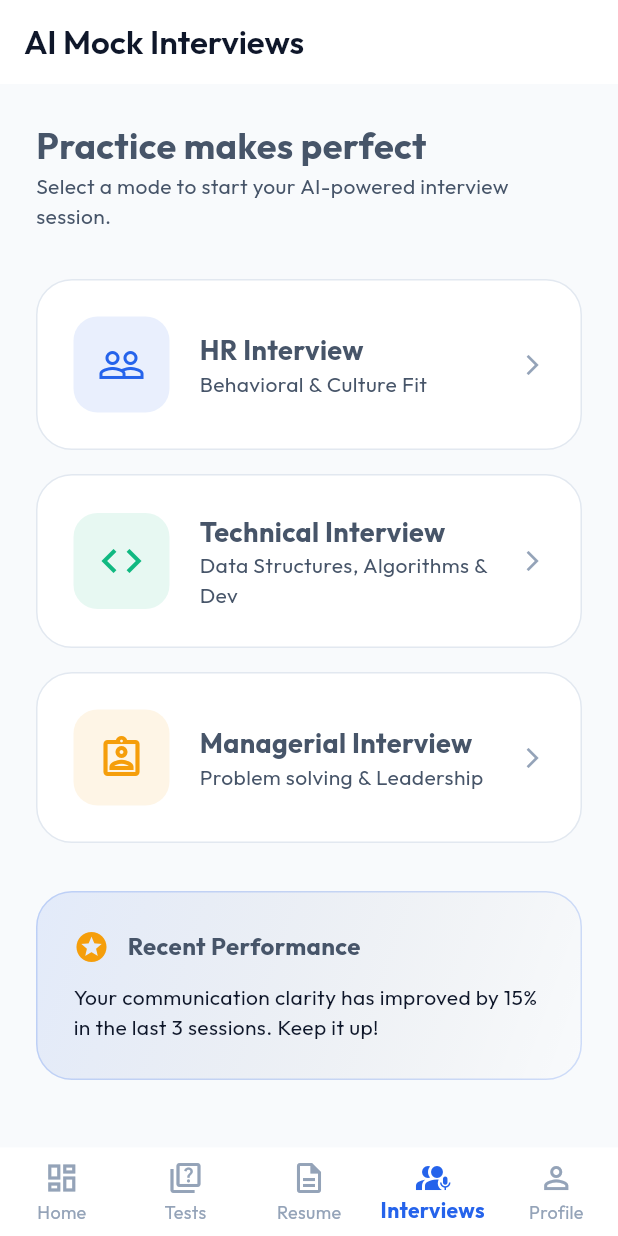
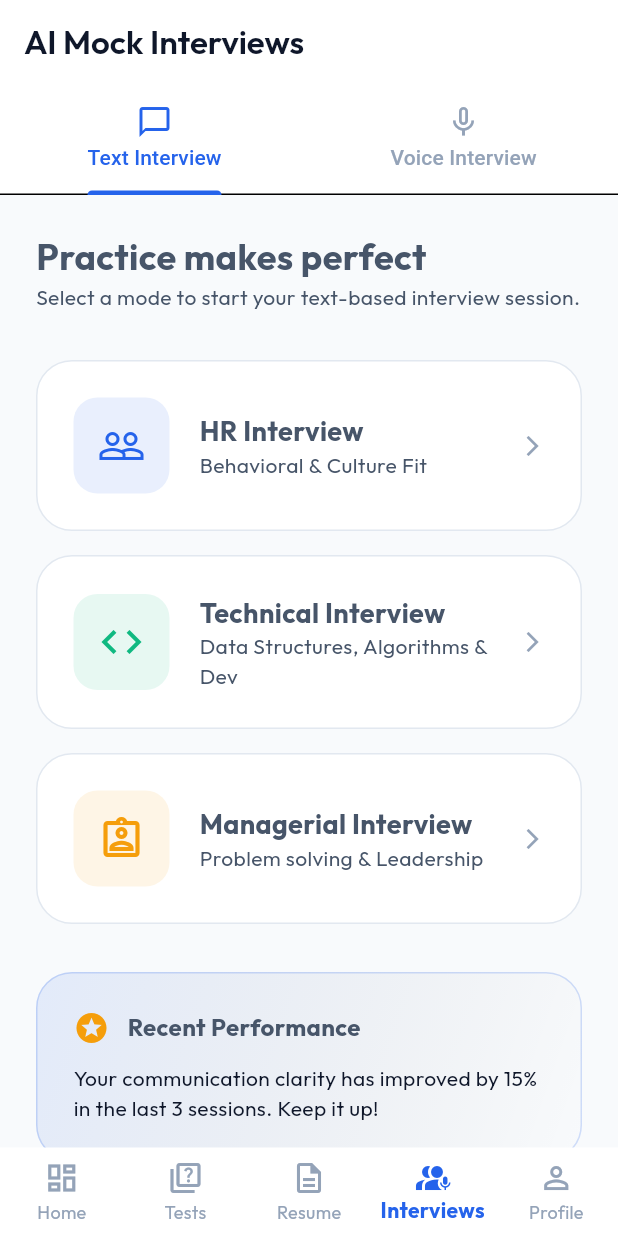
Before and after one commit to LavanyaaCSE/Samyukth-IntelliTech, a Flutter app: the screen it shows once a user with an empty profile is signed in, item 4 of the bottom bar chosen, on a phone screen of 412 x 824 dp. Run offline on Flutter 3.47's test engine with Material 3 defaults, Android fonts, the phone set to English and light mode, and no system bars; drawn by our look-alikes of flutter_animate; our stand-ins replace file_picker, firebase_auth, firebase_core, firebase_vertexai, flutter_riverpod, flutter_tts and 6 more; missing offline and left inert: read_pdf_text; accounts and stored records are empty.

Commit message:
Voice enabled mock interview Done

```diff
--- a/lib/features/interviews/interviews_screen.dart
+++ b/lib/features/interviews/interviews_screen.dart
@@ -3,24 +3,46 @@ import 'package:flutter_animate/flutter_animate.dart';
 import 'package:google_fonts/google_fonts.dart';
 import '../../core/app_colors.dart';
 import 'active_interview_screen.dart';
+import 'voice_interview_screen.dart'; // Will create this next
 
-class InterviewsScreen extends StatelessWidget {
+class InterviewsScreen extends StatefulWidget {
   const InterviewsScreen({super.key});
 
-  void _showInterviewSetup(BuildContext context, String mode) {
+  @override
+  State<InterviewsScreen> createState() => _InterviewsScreenState();
+}
+
+class _InterviewsScreenState extends State<InterviewsScreen> with SingleTickerProviderStateMixin {
+  late TabController _tabController;
+
+  @override
+  void initState() {
+    super.initState();
+    _tabController = TabController(length: 2, vsync: this);
+  }
+
+  @override
+  void dispose() {
+    _tabController.dispose();
+    super.dispose();
+  }
+
+  void _showInterviewSetup(BuildContext context, String mode, {bool isVoice = false}) {
     final topicController = TextEditingController();
     final jdController = TextEditingController();
 
     showDialog(
       context: context,
       builder: (context) => AlertDialog(
-        title: Text('Start $mode', style: GoogleFonts.outfit(fontWeight: FontWeight.bold)),
+        title: Text('Start ${isVoice ? 'Voice ' : ''}$mode', style: GoogleFonts.outfit(fontWeight: FontWeight.bold)),
         content: Column(
           mainAxisSize: MainAxisSize.min,
           children: [
-            const Text(
-              'Enter the details below to customize your AI interview session.',
-              style: TextStyle(fontSize: 14, color: AppColors.textSecondary),
+            Text(
+              isVoice
+                  ? 'Speak your answers in this real-time voice interview simulation.'
+                  : 'Enter the details below to customize your AI interview session.',
+              style: const TextStyle(fontSize: 14, color: AppColors.textSecondary),
             ),
             const SizedBox(height: 16),
             TextField(
@@ -57,6 +79,19 @@ class InterviewsScreen extends StatelessWidget {
                 return;
               }
               Navigator.pop(context);
+
+              if (isVoice) {
+                Navigator.push(
+                  context,
+                  MaterialPageRoute(
+                    builder: (_) => VoiceInterviewScreen(
+                      mode: mode,
+                      topic: topicController.text.trim(),
+                      jobDescription: jdController.text.trim().isEmpty ? null : jdController.text.trim(),
+                    ),
+                  ),
+                );
+              } else {
                 Navigator.push(
                   context,
                   MaterialPageRoute(
@@ -67,6 +102,7 @@ class InterviewsScreen extends StatelessWidget {
                     ),
                   ),
                 );
+              }
             },
             child: const Text('Start Interview'),
           ),
@@ -78,22 +114,47 @@ class InterviewsScreen extends StatelessWidget {
   @override
   Widget build(BuildContext context) {
     return Scaffold(
-      appBar: AppBar(title: const Text('AI Mock Interviews')),
-      body: SingleChildScrollView(
+      appBar: AppBar(
+        title: const Text('AI Mock Interviews'),
+        bottom: TabBar(
+          controller: _tabController,
+          labelColor: AppColors.primary,
+          indicatorColor: AppColors.primary,
+          unselectedLabelColor: AppColors.textMuted,
+          tabs: const [
+            Tab(text: 'Text Interview', icon: Icon(Icons.chat_bubble_outline)),
+            Tab(text: 'Voice Interview', icon: Icon(Icons.mic_none)),
+          ],
+        ),
+      ),
+      body: TabBarView(
+        controller: _tabController,
+        children: [
+          _buildInterviewList(isVoice: false),
+          _buildInterviewList(isVoice: true),
+        ],
+      ),
+    );
+  }
+
+  Widget _buildInterviewList({required bool isVoice}) {
+    return SingleChildScrollView(
       child: Padding(
         padding: const EdgeInsets.all(24.0),
         child: Column(
           crossAxisAlignment: CrossAxisAlignment.start,
           children: [
             Text(
-                'Practice makes perfect',
+              isVoice ? 'Speak with AI' : 'Practice makes perfect',
               style: GoogleFonts.outfit(
                 fontSize: 24,
                 fontWeight: FontWeight.bold,
               ),
             ),
             Text(
-                'Select a mode to start your AI-powered interview session.',
+              isVoice
+                  ? 'Experience a real-time conversational interview.'
+                  : 'Select a mode to start your text-based interview session.',
               style: GoogleFonts.outfit(color: AppColors.textSecondary),
             ),
             const SizedBox(height: 32),
@@ -103,6 +164,7 @@ class InterviewsScreen extends StatelessWidget {
               'Behavioral & Culture Fit',
               Icons.people_outline,
               AppColors.primary,
+              isVoice: isVoice,
             ),
             const SizedBox(height: 16),
             _buildInterviewModeCard(
@@ -111,6 +173,7 @@ class InterviewsScreen extends StatelessWidget {
               'Data Structures, Algorithms & Dev',
               Icons.code,
               AppColors.secondary,
+              isVoice: isVoice,
             ),
             const SizedBox(height: 16),
             _buildInterviewModeCard(
@@ -119,12 +182,12 @@ class InterviewsScreen extends StatelessWidget {
               'Problem solving & Leadership',
               Icons.assignment_ind_outlined,
               AppColors.accent,
+              isVoice: isVoice,
             ),
             const SizedBox(height: 32),
             _buildRecentFeedback(),
             const SizedBox(height: 24),
           ],
-          ),
         ),
       ),
     );
@@ -136,6 +199,7 @@ class InterviewsScreen extends StatelessWidget {
     String subtitle,
     IconData icon,
     Color color,
+    {required bool isVoice}
   ) {
     return Container(
       decoration: BoxDecoration(
@@ -146,7 +210,7 @@ class InterviewsScreen extends StatelessWidget {
       child: Material(
         color: Colors.transparent,
         child: InkWell(
-          onTap: () => _showInterviewSetup(context, title),
+          onTap: () => _showInterviewSetup(context, title, isVoice: isVoice),
           borderRadius: BorderRadius.circular(24),
           child: Padding(
             padding: const EdgeInsets.all(24.0),
@@ -158,7 +222,7 @@ class InterviewsScreen extends StatelessWidget {
                     color: color.withOpacity(0.1),
                     borderRadius: BorderRadius.circular(16),
                   ),
-                  child: Icon(icon, color: color, size: 32),
+                  child: Icon(isVoice ? Icons.mic : icon, color: color, size: 32),
                 ),
                 const SizedBox(width: 20),
                 Expanded(
```
Also changed, not shown: lib/features/interviews/voice_interview_screen.dart (added, +425 -0 lines), 1 other file. Lines whose indentation alone changed are shown as unchanged.
